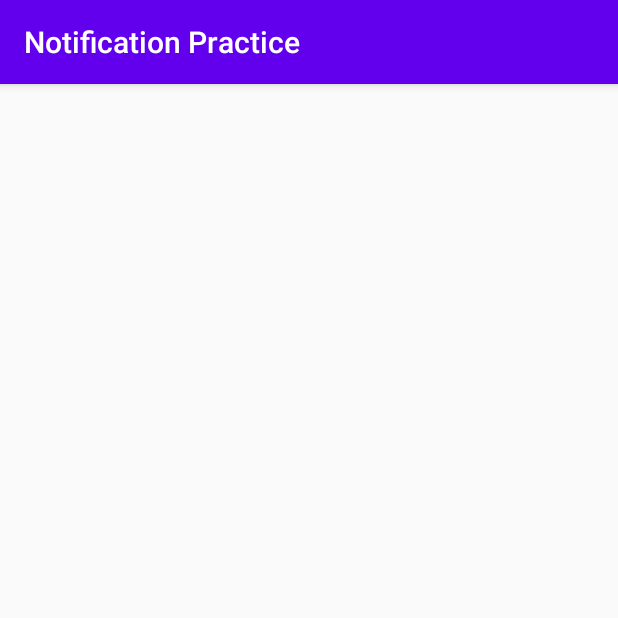
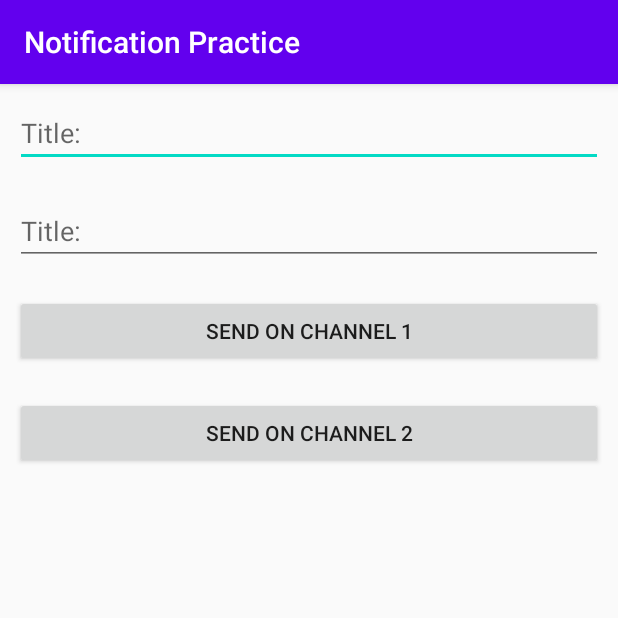
Before and after one commit to IronClad1607/Notification-Practice, an Android app: the InternalNotificationActivity screen opened directly, with no data from a screen before it, on a phone screen of 412 x 824 dp, the top half of it. Run offline under Robolectric (Android 15) with nearby library versions, the phone set to English and light mode, and no system bars.

Commit message:
internal:layout ready

```diff
--- a/app/src/main/res/layout/activity_internal_notification.xml
+++ b/app/src/main/res/layout/activity_internal_notification.xml
@@ -4,6 +4,34 @@
     xmlns:tools="http://schemas.android.com/tools"
     android:layout_width="match_parent"
     android:layout_height="match_parent"
+    android:orientation="vertical"
+    android:padding="10dp"
     tools:context=".InternalNotificationActivity">
 
+    <EditText
+        android:id="@+id/etTitle"
+        android:layout_width="match_parent"
+        android:layout_height="wrap_content"
+        android:layout_marginBottom="20dp"
+        android:hint="@string/title" />
+
+    <EditText
+        android:id="@+id/etMessage"
+        android:layout_width="match_parent"
+        android:layout_height="wrap_content"
+        android:layout_marginBottom="20dp"
+        android:hint="@string/title" />
+
+    <Button
+        android:id="@+id/btnSendOnChannel1"
+        android:layout_width="match_parent"
+        android:layout_height="wrap_content"
+        android:layout_marginBottom="20dp"
+        android:text="@string/send_on_channel_1" />
+
+    <Button
+        android:id="@+id/btnSendOnChannel2"
+        android:layout_width="match_parent"
+        android:layout_height="wrap_content"
+        android:text="@string/send_on_channel_2" />
 </LinearLayout>
--- a/app/src/main/res/values/strings.xml
+++ b/app/src/main/res/values/strings.xml
@@ -2,4 +2,7 @@
     <string name="app_name">Notification Practice</string>
     <string name="firebase_notification">Firebase Notification</string>
     <string name="internal_notification">Internal Notification</string>
+    <string name="title">Title:</string>
+    <string name="send_on_channel_1">Send on Channel 1</string>
+    <string name="send_on_channel_2">Send on Channel 2</string>
 </resources>
```
